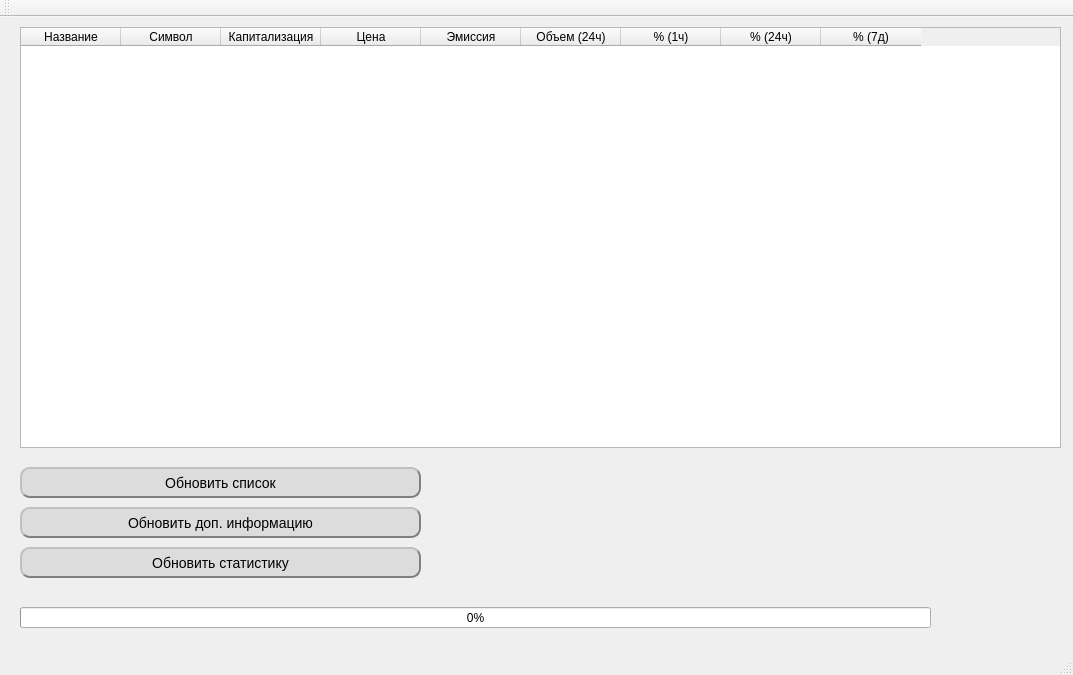
This is mainwindow.ui in valeksan/qapico as Qt 5 draws it before an edit. The edited form follows.
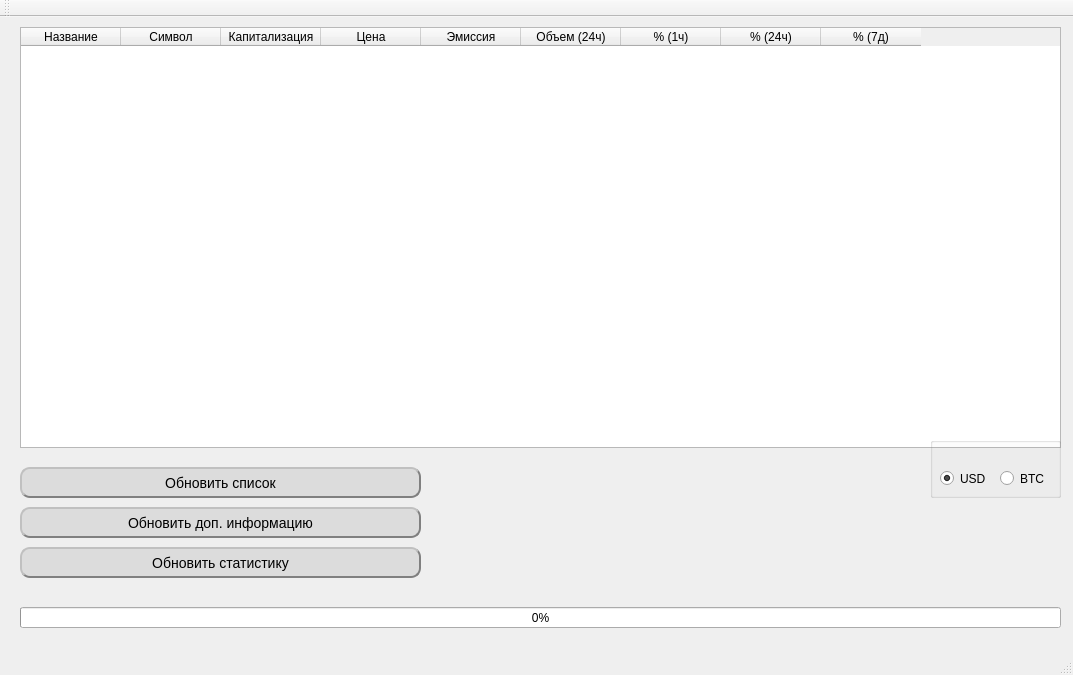
This is the edited form.

Patch:
```diff
--- a/mainwindow.ui
+++ b/mainwindow.ui
@@ -167,7 +167,7 @@
      <rect>
       <x>20</x>
       <y>590</y>
-      <width>911</width>
+      <width>1041</width>
       <height>21</height>
      </rect>
     </property>
@@ -188,6 +188,48 @@
      <string/>
     </property>
    </widget>
+   <widget class="QGroupBox" name="groupBox">
+    <property name="geometry">
+     <rect>
+      <x>930</x>
+      <y>420</y>
+      <width>131</width>
+      <height>61</height>
+     </rect>
+    </property>
+    <property name="title">
+     <string/>
+    </property>
+    <widget class="QRadioButton" name="radioButton">
+     <property name="geometry">
+      <rect>
+       <x>10</x>
+       <y>30</y>
+       <width>51</width>
+       <height>23</height>
+      </rect>
+     </property>
+     <property name="text">
+      <string>USD</string>
+     </property>
+     <property name="checked">
+      <bool>true</bool>
+     </property>
+    </widget>
+    <widget class="QRadioButton" name="radioButton_2">
+     <property name="geometry">
+      <rect>
+       <x>70</x>
+       <y>30</y>
+       <width>51</width>
+       <height>23</height>
+      </rect>
+     </property>
+     <property name="text">
+      <string>BTC</string>
+     </property>
+    </widget>
+   </widget>
   </widget>
   <widget class="QMenuBar" name="menuBar">
    <property name="geometry">
```
